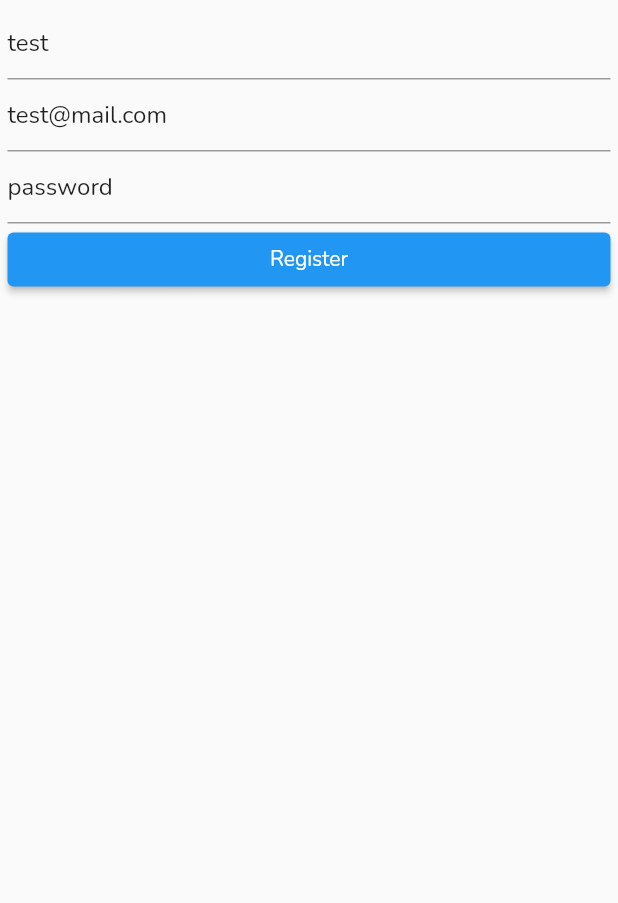
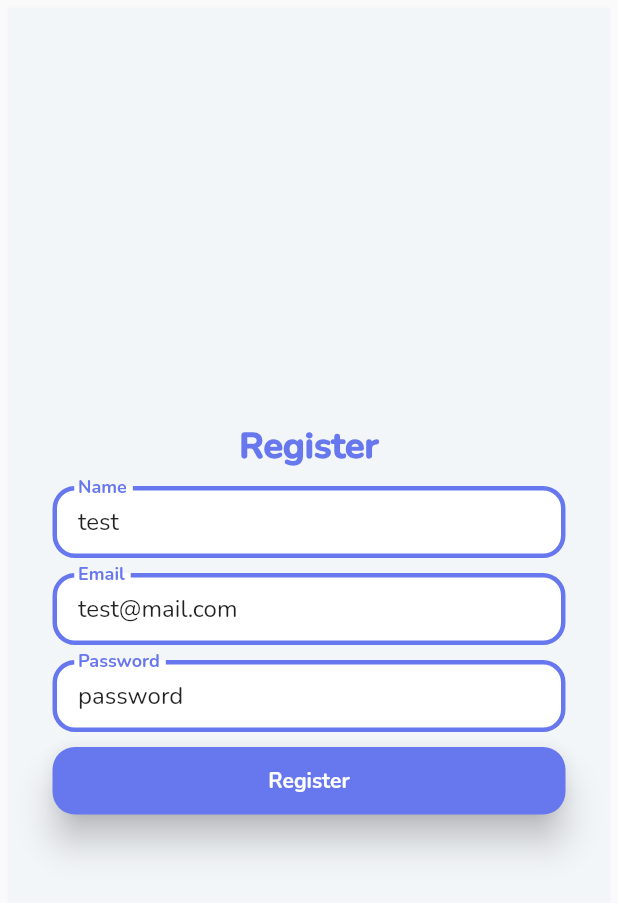
Before and after one commit to ghaan1/laravel-flutter-stisla, a Flutter app: the screen it shows after launch, after a tap on "Register", on a phone screen of 412 x 824 dp. Shown: the top 903 px of the screen. Run offline on Flutter 3.47's test engine with Material 2 defaults, Android fonts, the light colour scheme and no system bars; our stand-ins replace shared_preferences; missing offline and left inert: network; network calls fail.

Commit message:
Fix Ui Register & Landing

```diff
--- a/lib/api/http_helper.dart
+++ b/lib/api/http_helper.dart
@@ -8,7 +8,7 @@ import 'package:stislaflutter/models/category_models.dart';
 
 
 class HttpHelper{
-  final String _baseUrl = 'http://192.168.1.113:8000/api/';
+  final String _baseUrl = 'http://172.168.22.5:8000/api/';
   final String token ='';
 
 
--- a/lib/main.dart
+++ b/lib/main.dart
@@ -2,8 +2,8 @@ import 'package:stislaflutter/screen/homePage/LandingHome.dart';
 import 'package:stislaflutter/screen/homePage/home/mainHome.dart';
 import 'package:stislaflutter/screen/homePage/kategori/mainKategori.dart';
 import 'package:stislaflutter/screen/homePage/profil/mainProfil.dart';
-import 'package:stislaflutter/screen/login.dart';
-import 'package:stislaflutter/screen/register.dart';
+import 'package:stislaflutter/screen/auth/login.dart';
+import 'package:stislaflutter/screen/auth/register.dart';
 import 'package:stislaflutter/screen/splash/screen.dart';
 
 import 'package:flutter/material.dart';
@@ -23,7 +23,7 @@ class MyApp extends StatelessWidget {
       routes: {
         "/":(context) => const SplashScreen(),
           "/login":(context) => const Login(),
-          "/register":(context) => Register(),
+          "/register":(context) => const Register(),
           "/main":(context) => const LandingHome(),
           "/mainhome":(context) => const MainHome(),
           "/mainprofil":(context) => const MainProfil(),
--- /dev/null
+++ b/lib/screen/auth/register.dart
@@ -0,0 +1,171 @@
+import 'dart:convert';
+import 'package:flutter/material.dart';
+import 'package:shared_preferences/shared_preferences.dart';
+import '../../api/http_helper.dart';
+
+
+
+
+class Register extends StatefulWidget {
+  const Register({super.key});
+
+   @override
+  State<Register> createState() => _Register();
+}
+
+class _Register extends State<Register> {
+
+  final TextEditingController txtName = TextEditingController(text: 'test');
+  final TextEditingController txtEmail = TextEditingController(text: 'test@mail.com');
+  final TextEditingController txtPassword = TextEditingController(text: 'password');
+
+  @override
+  Widget build(BuildContext context) {
+    return Scaffold(
+      resizeToAvoidBottomInset: false,
+      body: Container(
+        color: const Color(0xFFF3F6F9),
+        padding: const EdgeInsets.all(30),
+        margin: EdgeInsets.all(5),
+        child: Column(
+         mainAxisAlignment: MainAxisAlignment.center,
+        children: [
+          const Text(
+              'Register',
+                style: TextStyle(
+                  fontWeight: FontWeight.w900,
+                  fontSize: 24,
+                  color: Color(0xFF6777EE)
+                ),
+              ),
+          const SizedBox(
+            height: 10,
+          ),
+          TextFormField(
+            controller: txtName,
+            decoration: InputDecoration(
+              contentPadding: const EdgeInsets.symmetric(vertical: 10,horizontal: 17),
+              filled: true,
+              fillColor: Colors.white,
+              labelText: 'Name',
+              labelStyle: const TextStyle(
+                color: Color(0xFF6777EE),
+                fontWeight: FontWeight.bold,
+                fontFamily: 'Nunito'
+              ),
+                enabledBorder: OutlineInputBorder(
+                  borderSide: const BorderSide(
+                    width: 3,
+                    color: Color(0xFF6777EE)
+                  ),
+                  borderRadius: BorderRadius.circular(15),
+                ),
+                focusedBorder: OutlineInputBorder(
+                  borderSide: const BorderSide(
+                    width: 3,
+                    color: Color(0xFF6777EE)),
+                  borderRadius: BorderRadius.circular(15),
+              ),
+            ),
+
+          ),
+          const SizedBox(
+            height: 10,
+          ),
+          TextFormField(
+            controller: txtEmail,
+            decoration: InputDecoration(
+              contentPadding: const EdgeInsets.symmetric(vertical: 10,horizontal: 17),
+              filled: true,
+              fillColor: Colors.white,
+              labelText: 'Email',
+              labelStyle: const TextStyle(
+                color: Color(0xFF6777EE),
+                fontWeight: FontWeight.bold,
+                fontFamily: 'Nunito'
+              ),
+                enabledBorder: OutlineInputBorder(
+                  borderSide: const BorderSide(
+                    width: 3,
+                    color: Color(0xFF6777EE)
+                  ),
+                  borderRadius: BorderRadius.circular(15),
+                ),
+                focusedBorder: OutlineInputBorder(
+                  borderSide: const BorderSide(
+                    width: 3,
+                    color: Color(0xFF6777EE)),
+                  borderRadius: BorderRadius.circular(15),
+              ),
+            ),
+          ),
+          const SizedBox(
+            height: 10,
+          ),
+          TextFormField(
+            controller: txtPassword,
+            decoration: InputDecoration(
+              contentPadding: const EdgeInsets.symmetric(vertical: 10,horizontal: 17),
+              filled: true,
+              fillColor: Colors.white,
+              labelText: 'Password',
+              labelStyle: const TextStyle(
+                color: Color(0xFF6777EE),
+                fontWeight: FontWeight.bold,
+                fontFamily: 'Nunito'
+              ),
+                enabledBorder: OutlineInputBorder(
+                  borderSide: const BorderSide(
+                    width: 3,
+                    color: Color(0xFF6777EE)
+                  ),
+                  borderRadius: BorderRadius.circular(15),
+                ),
+                focusedBorder: OutlineInputBorder(
+                  borderSide: const BorderSide(
+                    width: 3,
+                    color: Color(0xFF6777EE)),
+                  borderRadius: BorderRadius.circular(15),
+              ),
+            ),
+          ),
+          const SizedBox(
+            height: 10,
+          ),
+          SizedBox(
+            height: 45,
+            width: double.infinity,
+            child: ElevatedButton(
+              style: ElevatedButton.styleFrom(
+                primary: const Color(0xFF6777EE),
+                elevation: 10,
+                shape: RoundedRectangleBorder( //to set border radius to button
+                borderRadius: BorderRadius.circular(15)
+            ),
+              ),
+
+              onPressed: () {
+                doRegister();
+              },
+              child: const Text("Register",
+              style: TextStyle(
+                  fontFamily: 'Nunito',
+                  fontWeight: FontWeight.bold
+                ))),
+          ),
+
+        ],
+       ),
+      )
+    );
+  }
+  Future doRegister() async{
+  final name = txtName.text;
+  final email = txtEmail.text;
+  final password = txtPassword.text;
+  final deviceId = "12345";
+  final response = await HttpHelper().register(name, email, password, deviceId);
+  print(response.body);
+  Navigator.pushNamed(context, "/");
+}
+}
--- a/lib/screen/landingPage.dart
+++ b/lib/screen/landingPage.dart
@@ -30,28 +30,60 @@ String token = '0';
   @override
   Widget build(BuildContext context) {
     return Scaffold(
-      body: Container(
-        decoration: BoxDecoration(
-          color: Color(0xFF6777EE),
-        ),
+      body: Column(
+        children: [
+          Expanded(
+            flex: 1,
+            child: Container(
               width: double.infinity,
               child: Column(
+                mainAxisAlignment: MainAxisAlignment.end,
+                children: const [
+                   CircleAvatar(
+                    backgroundColor: Colors.white,
+                    radius: 50.0,
+                    backgroundImage: AssetImage('assets/images/stisla-fill.jpg'),
+                  ),
+                   Padding(padding: EdgeInsets.only(top: 10.0)),
+                   Text(
+                    "~STISLA FLUTTER~",
+                    style: TextStyle(
+                        fontWeight: FontWeight.w900,
+                        fontSize: 24.0,
+                        fontFamily: 'Nunito',
+                        color: Color(0xFF6777EE)),
+                  ),
+                  ],
+                  ),
+                  ),
+          ),
 
-          crossAxisAlignment: CrossAxisAlignment.center,
-          mainAxisAlignment: MainAxisAlignment.center,
+                Expanded(
+                  flex: 1,
+                  child: Container(
+                    width: double.infinity,
+                    child: Column(
                       children: [
-            Text(token),
+                        SizedBox(
+            height: 30,
+          ),
+
+                        // Text(token),
                         ElevatedButton(
                           style: ElevatedButton.styleFrom(
                             primary: const Color(0xFFc2c9f8),
                             elevation: 10,
                             shape: RoundedRectangleBorder( //to set border radius to button
-                borderRadius: BorderRadius.circular(15)
+                            borderRadius: BorderRadius.circular(20)
                         ),
                           ),
                           onPressed: (){
                             Navigator.pushNamed(context, "/login");
-            }, child: Text('Login')),
+                        }, child: Text('Login',
+                        style: TextStyle(
+                          fontWeight: FontWeight.bold,
+                          fontSize: 17,
+                        ),)),
                          ElevatedButton(
                           style: ElevatedButton.styleFrom(
                             primary: const Color(0xFF343c77),
@@ -61,10 +93,16 @@ String token = '0';
                         ),
                           ),onPressed: (){
                                 Navigator.pushNamed(context, "/register");
-            }, child: Text('Register'))
+                        }, child: Text('Register',
+                        style: TextStyle(
+                          fontWeight: FontWeight.bold,
+                          fontSize: 17,
+                        ),)),
                       ],
-
                     ),
+                  ),
+                )
+        ],
       )
     );
   }
--- a/lib/screen/register.dart
+++ /dev/null
@@ -1,76 +0,0 @@
-import 'dart:convert';
-
-import 'package:flutter/material.dart';
-import 'package:shared_preferences/shared_preferences.dart';
-import '../api/http_helper.dart';
-
-
-
-
-class Register extends StatefulWidget {
-   @override
-  State<Register> createState() => _Register();
-}
-
-class _Register extends State<Register> {
-
-  final TextEditingController txtName = TextEditingController(text: 'test');
-  final TextEditingController txtEmail = TextEditingController(text: 'test@mail.com');
-  final TextEditingController txtPassword = TextEditingController(text: 'password');
-
-  @override
-  Widget build(BuildContext context) {
-    return Scaffold(
-      body: Container(
-        margin: EdgeInsets.all(5),
-        child: Column(
-
-        children: [
-          Container(
-            child: TextFormField(
-              controller: txtName,
-              decoration: InputDecoration(
-                hintText: 'Name'
-              ),
-            ),
-          ),
-          Container(
-            child: TextFormField(
-              controller: txtEmail,
-              decoration: InputDecoration(
-                hintText: 'Email'
-              ),
-            ),
-          ),
-          Container(
-            child: TextFormField(
-              controller: txtPassword,
-              decoration: InputDecoration(
-                hintText: 'Password'
-              ),
-            ),
-          ),
-          SizedBox(
-            width: double.infinity,
-            child: ElevatedButton(
-              onPressed: () {
-                doRegister();
-              },
-              child: Text("Register")),
-          ),
-
-        ],
-       ),
-      )
-    );
-  }
-  Future doRegister() async{
-  final name = txtName.text;
-  final email = txtEmail.text;
-  final password = txtPassword.text;
-  final deviceId = "12345";
-  final response = await HttpHelper().register(name, email, password, deviceId);
-  print(response.body);
-  Navigator.pushNamed(context, "/");
-}
-}
--- a/lib/screen/splash/screen.dart
+++ b/lib/screen/splash/screen.dart
@@ -1,7 +1,7 @@
 import 'dart:async';
 import 'package:flutter/material.dart';
 import 'package:stislaflutter/screen/landingPage.dart';
-import '../login.dart';
+import '../auth/login.dart';
 
 class SplashScreen extends StatefulWidget {
   const SplashScreen({Key? key}) : super(key: key);
```
Also changed, not shown: lib/screen/auth/login.dart (renamed from lib/screen/login.dart, +1 -23 lines). Lines whose indentation alone changed are shown as unchanged.
